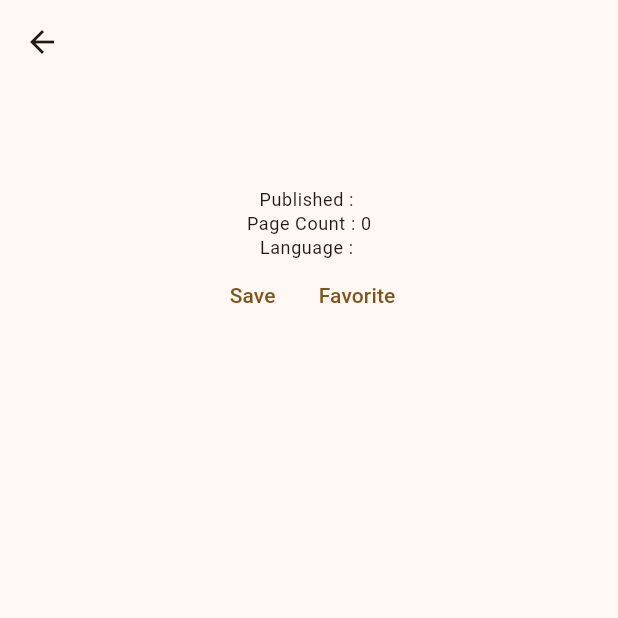
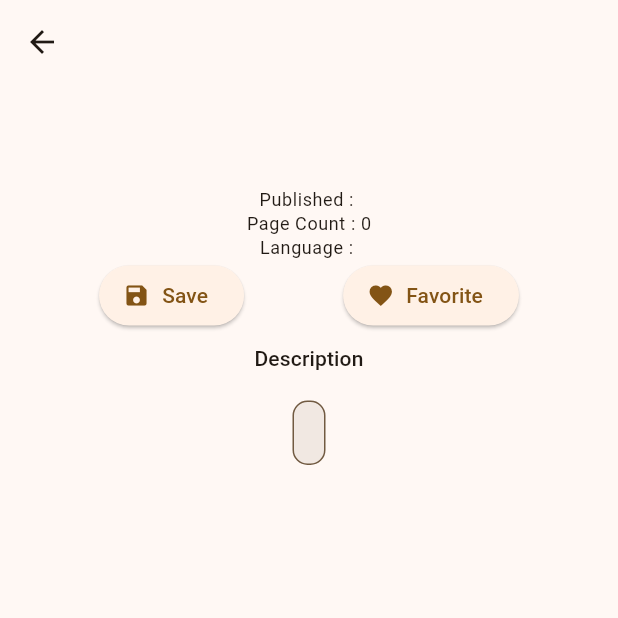
Before and after one commit to jwad99/my_test_bookApp, a Flutter app: the BooksDetailsScreen screen opened directly with empty values, on a phone screen of 412 x 824 dp, the top half of it. Run offline on Flutter 3.47's test engine with Material 3 defaults, Android fonts, the phone set to English and light mode, and no system bars.

Commit message:
ADD buttons and description for Book Details screen

```diff
--- a/lib/models/book.dart
+++ b/lib/models/book.dart
@@ -112,6 +112,6 @@ class Book {
   @override
   String toString() {
     // TODO: implement toString
-    return "Book: ${title} isFavorite: $isFavorite";
+    return "Book: $title isFavorite: $isFavorite";
   }
 }
--- a/lib/pages/books_details.dart
+++ b/lib/pages/books_details.dart
@@ -18,7 +18,8 @@ class _BooksDetailsScreenState extends State<BooksDetailsScreen> {
     final txtTheme = Theme.of(context).textTheme;
     return Scaffold(
       appBar: AppBar(title: Text(book.title)),
-      body: Center(
+      body: SingleChildScrollView(
+        child: Center(
           child: Column(
             children: [
               if (book.imageLinks.isNotEmpty)
@@ -48,20 +49,54 @@ class _BooksDetailsScreenState extends State<BooksDetailsScreen> {
                     "Page Count : ${book.pageCount}",
                     style: txtTheme.bodySmall,
                   ),
-                Text("Language : ${book.language}", style: txtTheme.bodySmall),
+                  Text(
+                    "Language : ${book.language}",
+                    style: txtTheme.bodySmall,
+                  ),
                 ],
               ),
 
               Center(
                 child: Row(
-                mainAxisAlignment: MainAxisAlignment.center,
+                  mainAxisAlignment: MainAxisAlignment.spaceEvenly,
                   children: [
-                  TextButton(onPressed: () {}, child: Text("Save")),
-                  TextButton(onPressed: () {}, child: Text("Favorite")),
+                    ElevatedButton.icon(
+                      onPressed: () {},
+                      label: Text("Save"),
+                      icon: Icon(Icons.save),
+                    ),
+                    ElevatedButton.icon(
+                      onPressed: () {},
+                      label: Text("Favorite"),
+                      icon: Icon(Icons.favorite),
+                    ),
                   ],
                 ),
               ),
+              Padding(
+                padding: const EdgeInsets.all(8.0),
+                child: Text(
+                  "Description",
+                  style: txtTheme.titleSmall,
+                  textAlign: TextAlign.center,
+                ),
+              ),
+              Container(
+                margin: EdgeInsets.all(10),
+                padding: EdgeInsets.all(10),
+                decoration: BoxDecoration(
+                  border: Border.all(
+                    color: Theme.of(context).colorScheme.secondary,
+                  ),
+                  borderRadius: BorderRadius.circular(10),
+                  color: Theme.of(
+                    context,
+                  ).colorScheme.secondary.withOpacity(0.1),
+                ),
+                child: Text(book.description),
+              ),
             ],
+          ),
         ),
       ),
     );
--- a/lib/pages/home_screen.dart
+++ b/lib/pages/home_screen.dart
@@ -2,7 +2,6 @@ import 'package:flutter/material.dart';
 import 'package:reader_tracker/components/bookGridViewWidget.dart';
 import 'package:reader_tracker/models/book.dart';
 import 'package:reader_tracker/network/network.dart';
-import 'package:reader_tracker/utils/bookDetailsArguments.dart';
 
 class HomeScreen extends StatefulWidget {
   const HomeScreen({super.key});
```
Lines whose indentation alone changed are shown as unchanged.
